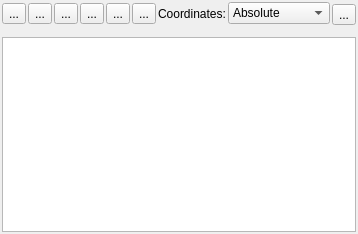
This is librecad/src/ui/lc_quickinfowidget.ui in LibreCAD/LibreCAD as Qt 5 draws it before an edit. The edited form follows.
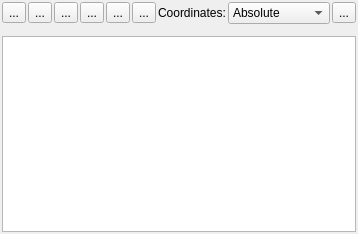
This is the edited form. Icons and pictures are not drawn. Custom widgets are drawn as their Qt base class.

```diff
--- a/librecad/src/ui/lc_quickinfowidget.ui
+++ b/librecad/src/ui/lc_quickinfowidget.ui
@@ -196,7 +196,7 @@
           <number>2</number>
          </property>
          <property name="topMargin">
-          <number>2</number>
+          <number>0</number>
          </property>
          <item>
           <spacer name="horizontalSpacer">
```
